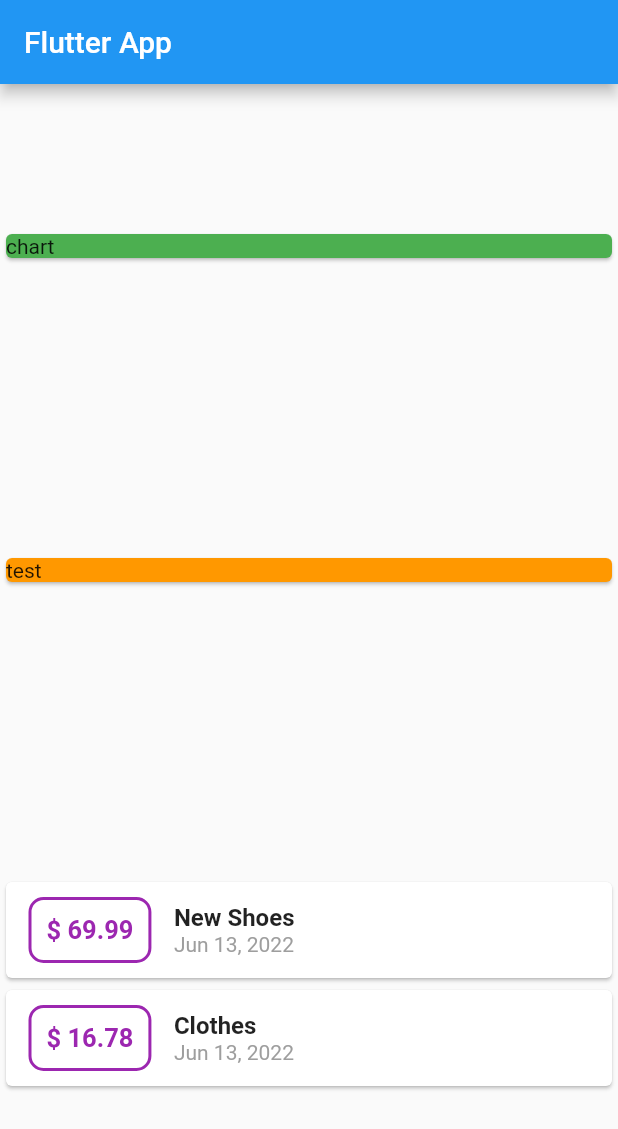
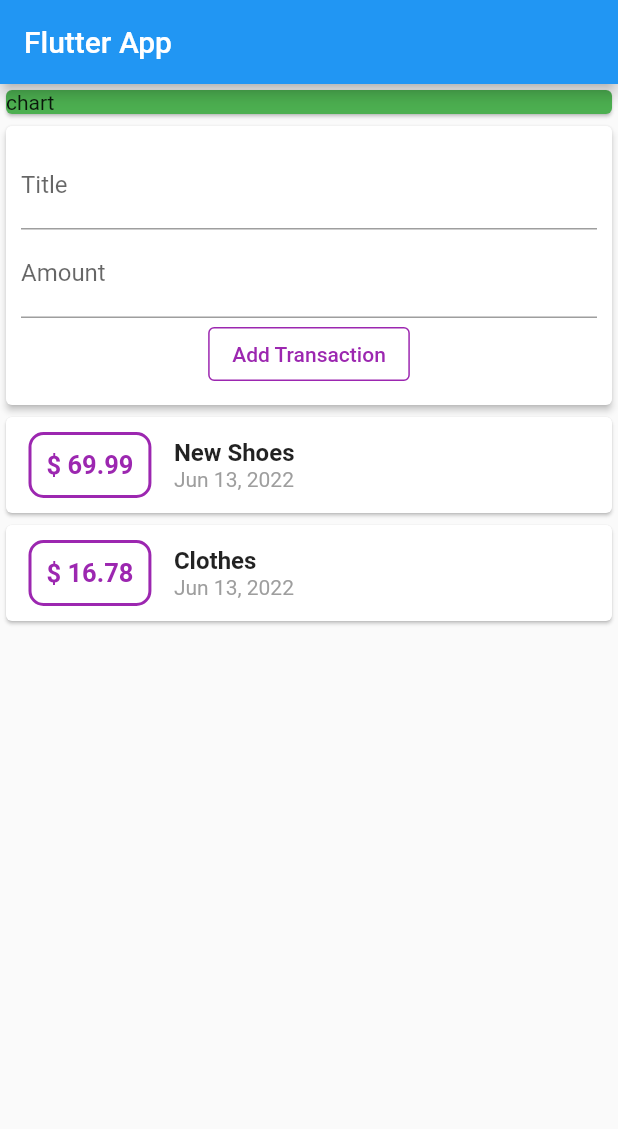
Before and after one commit to jackwill99/training_flutter_widgets, a Flutter app: the screen it shows after launch, on a phone screen of 412 x 824 dp. Shown: the top 1129 px of the screen. Run offline on Flutter 3.47's test engine with Material 2 defaults, Android fonts, the phone set to English and light mode, and no system bars.

Commit message:
list view

```diff
--- a/lib/myHomePage.dart
+++ b/lib/myHomePage.dart
@@ -1,92 +1,39 @@
 import 'package:flutter/material.dart';
-import 'package:flutter_complete_guide/transaction.dart';
+import 'package:flutter_complete_guide/models/transaction.dart';
+import 'package:flutter_complete_guide/widgets/new_transaction.dart';
+import 'package:flutter_complete_guide/widgets/user_transaction.dart';
 import 'package:intl/intl.dart';
+import './widgets/transaction_list.dart';
 
 class MyHomePage extends StatelessWidget {
   MyHomePage({Key? key}) : super(key: key);
 
-  final List<Transaction> transactions = [
-    Transaction(
-      id: 't1',
-      title: 'New Shoes',
-      amount: 69.99,
-      date: DateTime.now(),
-    ),
-    Transaction(
-      id: 't2',
-      title: 'Clothes',
-      amount: 16.78,
-      date: DateTime.now(),
-    )
-  ];
+  // to get form value
+  final titleController = TextEditingController();
+  final amountController = TextEditingController();
 
   @override
   Widget build(BuildContext context) {
     return Scaffold(
-        appBar: AppBar(
-          title: const Text('Flutter App'),
-        ),
-        body: Column(
+      appBar: AppBar(
+        title: const Text('Flutter App'),
+      ),
+      body: SingleChildScrollView(
+        child: Column(
           crossAxisAlignment: CrossAxisAlignment.stretch,
-          mainAxisAlignment: MainAxisAlignment.spaceAround,
-          children: <Widget>[
-            const SizedBox(
+          // mainAxisAlignment: MainAxisAlignment.spaceAround,
+          children: const <Widget>[
+            SizedBox(
               width: double.infinity,
               child: Card(
                 color: Colors.green,
                 child: Text('chart'),
               ),
             ),
-            const Card(
-              color: Colors.orange,
-              child: Text('test'),
-            ),
-            Column(
-              mainAxisAlignment: MainAxisAlignment.end,
-              // map return Iterable widget and transform to list with .toList() method and it goes list
-              // u can also use like this
-              children: transactions.map((tx) {
-                return Card(
-                    child: Row(
-                  children: <Widget>[
-                    Container(
-                      margin: const EdgeInsets.symmetric(
-                          vertical: 10, horizontal: 15),
-                      padding: const EdgeInsets.all(10),
-                      decoration: BoxDecoration(
-                        borderRadius:
-                            const BorderRadius.all(Radius.circular(10)),
-                        border: Border.all(color: Colors.purple, width: 2),
-                      ),
-                      child: Text(
-                        '\$ ${tx.amount}',
-                        style: const TextStyle(
-                            fontSize: 17,
-                            color: Colors.purple,
-                            fontWeight: FontWeight.bold),
-                      ),
-                    ),
-                    Column(
-                      crossAxisAlignment: CrossAxisAlignment.start,
-                      children: <Widget>[
-                        Text(
-                          tx.title,
-                          style: const TextStyle(
-                              fontSize: 16, fontWeight: FontWeight.bold),
-                        ),
-                        Text(
-                          // intl data format
-                          // DateFormat("dd-MMMM-yyyy").format(tx.date),
-                          DateFormat.yMMMd().format(tx.date),
-                          style: const TextStyle(color: Colors.grey),
-                        )
-                      ],
-                    )
-                  ],
-                ));
-              }).toList(),
-            ),
+            UserTransaction(),
           ],
-        ));
+        ),
+      ),
+    );
   }
 }
--- /dev/null
+++ b/lib/widgets/new_transaction.dart
@@ -0,0 +1,51 @@
+import 'package:flutter/material.dart';
+
+class NewTransaction extends StatelessWidget {
+  final Function(String, double) addNewTransaction;
+  NewTransaction({Key? key, required this.addNewTransaction}) : super(key: key);
+
+  final titleController = TextEditingController();
+  final amountController = TextEditingController();
+
+  void submitData() {
+    final enteredTitle = titleController.text;
+    final enteredAmount = double.parse(amountController.text);
+
+    if (enteredTitle.isEmpty || enteredAmount <= 0) {
+      return;
+    }
+    addNewTransaction(enteredTitle, enteredAmount);
+  }
+
+  @override
+  Widget build(BuildContext context) {
+    return Card(
+      elevation: 2,
+      child: Container(
+        padding: const EdgeInsets.all(10),
+        child: Column(
+          children: <Widget>[
+            TextField(
+              decoration: const InputDecoration(labelText: "Title"),
+              controller: titleController,
+              keyboardType: TextInputType.text,
+            ),
+            TextField(
+              decoration: const InputDecoration(labelText: "Amount"),
+              controller: amountController,
+              keyboardType:
+                  const TextInputType.numberWithOptions(decimal: true),
+            ),
+            OutlinedButton(
+              onPressed: submitData,
+              style: OutlinedButton.styleFrom(
+                  primary: Colors.purple,
+                  side: const BorderSide(color: Colors.purple)),
+              child: const Text('Add Transaction'),
+            )
+          ],
+        ),
+      ),
+    );
+  }
+}
--- /dev/null
+++ b/lib/widgets/transaction_list.dart
@@ -0,0 +1,65 @@
+import 'package:flutter/material.dart';
+import 'package:flutter_complete_guide/models/transaction.dart';
+import 'package:intl/intl.dart';
+
+class TranscationList extends StatelessWidget {
+  final List<Transaction> transactions;
+  TranscationList({Key? key, required this.transactions}) : super(key: key);
+
+  @override
+  Widget build(BuildContext context) {
+    return Container(
+        height: 300,
+        child: ListView.builder(
+          // ListView is same with Column but it has singlechildscrollview property
+          // ListView.builder builds widgets as required (i.e when they can be seen) not holding more items list.
+          // So it gets more performance
+          itemBuilder: (BuildContext context, int index) {
+            return Card(
+                child: Row(
+              children: <Widget>[
+                Container(
+                  margin:
+                      const EdgeInsets.symmetric(vertical: 10, horizontal: 15),
+                  padding: const EdgeInsets.all(10),
+                  decoration: BoxDecoration(
+                    borderRadius: const BorderRadius.all(Radius.circular(10)),
+                    border: Border.all(color: Colors.purple, width: 2),
+                  ),
+                  child: Text(
+                    '\$ ${transactions[index].amount}',
+                    style: const TextStyle(
+                        fontSize: 17,
+                        color: Colors.purple,
+                        fontWeight: FontWeight.bold),
+                  ),
+                ),
+                Column(
+                  crossAxisAlignment: CrossAxisAlignment.start,
+                  children: <Widget>[
+                    Text(
+                      transactions[index].title,
+                      style: const TextStyle(
+                          fontSize: 16, fontWeight: FontWeight.bold),
+                    ),
+                    Text(
+                      // intl data format
+                      // DateFormat("dd-MMMM-yyyy").format(tx.date),
+                      DateFormat.yMMMd().format(transactions[index].date),
+                      style: const TextStyle(color: Colors.grey),
+                    )
+                  ],
+                )
+              ],
+            ));
+          },
+          itemCount: transactions.length,
+
+          // map return Iterable widget and transform to list with .toList() method and it goes list
+          // u can also use like this
+          // children: transactions.map((tx) {
+          //    ...
+          // }).toList(),
+        ));
+  }
+}
--- /dev/null
+++ b/lib/widgets/user_transaction.dart
@@ -0,0 +1,54 @@
+import 'package:flutter/material.dart';
+import 'package:flutter_complete_guide/models/transaction.dart';
+import 'package:flutter_complete_guide/widgets/new_transaction.dart';
+import 'package:flutter_complete_guide/widgets/transaction_list.dart';
+
+class UserTransaction extends StatefulWidget {
+  const UserTransaction({Key? key}) : super(key: key);
+
+  @override
+  State<UserTransaction> createState() => _UserTransactionState();
+}
+
+class _UserTransactionState extends State<UserTransaction> {
+  final List<Transaction> transactions = [
+    Transaction(
+      id: 't1',
+      title: 'New Shoes',
+      amount: 69.99,
+      date: DateTime.now(),
+    ),
+    Transaction(
+      id: 't2',
+      title: 'Clothes',
+      amount: 16.78,
+      date: DateTime.now(),
+    )
+  ];
+
+  /// adding new transaction
+  void addNewTransaction(String txTitle, double txAmount) {
+    final newTx = Transaction(
+      id: DateTime.now().toString(),
+      title: txTitle,
+      amount: txAmount,
+      date: DateTime.now(),
+    );
+
+    setState(() {
+      transactions.add(newTx);
+    });
+  }
+
+  @override
+  Widget build(BuildContext context) {
+    return Column(
+      children: <Widget>[
+        NewTransaction(addNewTransaction: addNewTransaction),
+        TranscationList(
+          transactions: transactions,
+        ),
+      ],
+    );
+  }
+}
```
Also changed, not shown: lib/models/transaction.dart (renamed from lib/transaction.dart), 1 other file.
